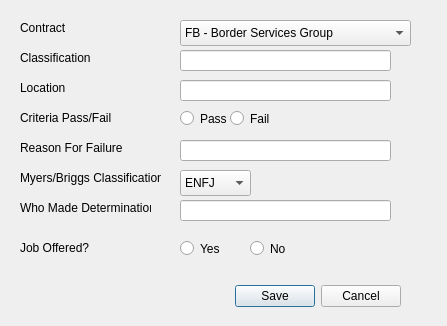
First picture: the form in applicationOutcome.ui, repository i-Technology/HR_Portal, before the edit.
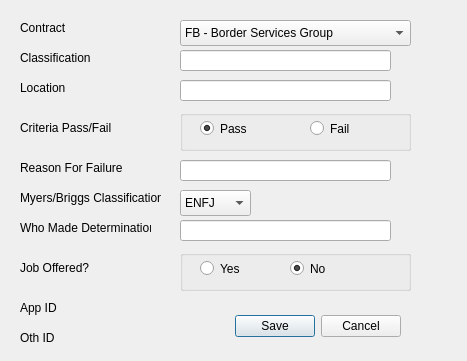
Second picture: the form after the edit.

```diff
--- a/applicationOutcome.ui
+++ b/applicationOutcome.ui
@@ -6,8 +6,8 @@
    <rect>
     <x>0</x>
     <y>0</y>
-    <width>447</width>
-    <height>326</height>
+    <width>467</width>
+    <height>361</height>
    </rect>
   </property>
   <property name="windowTitle">
@@ -17,7 +17,7 @@
    <property name="geometry">
     <rect>
      <x>100</x>
-     <y>280</y>
+     <y>310</y>
      <width>301</width>
      <height>32</height>
     </rect>
@@ -79,7 +79,7 @@
    <property name="geometry">
     <rect>
      <x>20</x>
-     <y>140</y>
+     <y>160</y>
      <width>111</width>
      <height>16</height>
     </rect>
@@ -92,7 +92,7 @@
    <property name="geometry">
     <rect>
      <x>20</x>
-     <y>170</y>
+     <y>190</y>
      <width>141</width>
      <height>16</height>
     </rect>
@@ -105,7 +105,7 @@
    <property name="geometry">
     <rect>
      <x>20</x>
-     <y>110</y>
+     <y>120</y>
      <width>111</width>
      <height>16</height>
     </rect>
@@ -146,7 +146,7 @@
    <property name="geometry">
     <rect>
      <x>180</x>
-     <y>140</y>
+     <y>160</y>
      <width>211</width>
      <height>21</height>
     </rect>
@@ -156,7 +156,7 @@
    <property name="geometry">
     <rect>
      <x>180</x>
-     <y>200</y>
+     <y>220</y>
      <width>211</width>
      <height>21</height>
     </rect>
@@ -166,7 +166,7 @@
    <property name="geometry">
     <rect>
      <x>20</x>
-     <y>200</y>
+     <y>220</y>
      <width>131</width>
      <height>16</height>
     </rect>
@@ -179,7 +179,7 @@
    <property name="geometry">
     <rect>
      <x>20</x>
-     <y>240</y>
+     <y>260</y>
      <width>111</width>
      <height>16</height>
     </rect>
@@ -188,43 +188,11 @@
     <string>Job Offered?</string>
    </property>
   </widget>
-  <widget class="QRadioButton" name="appOutcomeCriteriaPassButton">
+  <widget class="QComboBox" name="appOutcomeMyersBriggsComboBox">
    <property name="geometry">
     <rect>
      <x>180</x>
-     <y>110</y>
-     <width>82</width>
-     <height>17</height>
-    </rect>
-   </property>
-   <property name="text">
-    <string>Pass</string>
-   </property>
-   <attribute name="buttonGroup">
-    <string notr="true">CriteriaPassFailButtonGroup</string>
-   </attribute>
-  </widget>
-  <widget class="QRadioButton" name="appOutcomeCriteriaFailButton">
-   <property name="geometry">
-    <rect>
-     <x>230</x>
-     <y>110</y>
-     <width>82</width>
-     <height>17</height>
-    </rect>
-   </property>
-   <property name="text">
-    <string>Fail</string>
-   </property>
-   <attribute name="buttonGroup">
-    <string notr="true">CriteriaPassFailButtonGroup</string>
-   </attribute>
-  </widget>
-  <widget class="QComboBox" name="appOutcomeMyersBriggsComboBox_2">
-   <property name="geometry">
-    <rect>
-     <x>180</x>
-     <y>170</y>
+     <y>190</y>
      <width>71</width>
      <height>26</height>
     </rect>
@@ -310,33 +278,129 @@
     </property>
    </item>
   </widget>
-  <widget class="QRadioButton" name="appOutcomeJobOfferedYesradioButton">
+  <widget class="QGroupBox" name="groupBox">
    <property name="geometry">
     <rect>
      <x>180</x>
-     <y>240</y>
-     <width>82</width>
-     <height>17</height>
+     <y>110</y>
+     <width>231</width>
+     <height>41</height>
     </rect>
    </property>
+   <property name="title">
+    <string/>
+   </property>
+   <widget class="QRadioButton" name="appOutcomeCriteriaPassButton">
+    <property name="geometry">
+     <rect>
+      <x>20</x>
+      <y>10</y>
+      <width>82</width>
+      <height>17</height>
+     </rect>
+    </property>
+    <property name="text">
+     <string>Pass</string>
+    </property>
+    <property name="checked">
+     <bool>true</bool>
+    </property>
+    <attribute name="buttonGroup">
+     <string notr="true">CriteriaPassFailButtonGroup</string>
+    </attribute>
+   </widget>
+   <widget class="QRadioButton" name="appOutcomeCriteriaFailButton">
+    <property name="geometry">
+     <rect>
+      <x>130</x>
+      <y>10</y>
+      <width>82</width>
+      <height>17</height>
+     </rect>
+    </property>
+    <property name="text">
+     <string>Fail</string>
+    </property>
+    <attribute name="buttonGroup">
+     <string notr="true">CriteriaPassFailButtonGroup</string>
+    </attribute>
+   </widget>
+  </widget>
+  <widget class="QGroupBox" name="groupBox_2">
+   <property name="geometry">
+    <rect>
+     <x>180</x>
+     <y>250</y>
+     <width>231</width>
+     <height>41</height>
+    </rect>
+   </property>
+   <property name="title">
+    <string/>
+   </property>
+   <widget class="QRadioButton" name="appOutcomeJobOfferedYesradioButton">
+    <property name="geometry">
+     <rect>
+      <x>20</x>
+      <y>10</y>
+      <width>82</width>
+      <height>17</height>
+     </rect>
+    </property>
+    <property name="text">
+     <string>Yes</string>
+    </property>
+    <attribute name="buttonGroup">
+     <string notr="true">JobOfferedYesNoButtonGroup</string>
+    </attribute>
+   </widget>
+   <widget class="QRadioButton" name="appOutcomeJobOfferedNoradioButton">
+    <property name="geometry">
+     <rect>
+      <x>110</x>
+      <y>10</y>
+      <width>82</width>
+      <height>17</height>
+     </rect>
+    </property>
+    <property name="text">
+     <string>No</string>
+    </property>
+    <property name="checked">
+     <bool>true</bool>
+    </property>
+    <attribute name="buttonGroup">
+     <string notr="true">JobOfferedYesNoButtonGroup</string>
+    </attribute>
+   </widget>
+  </widget>
+  <widget class="QLabel" name="appOutAppLabel">
+   <property name="geometry">
+    <rect>
+     <x>20</x>
+     <y>300</y>
+     <width>161</width>
+     <height>16</height>
+    </rect>
+   </property>
    <property name="text">
-    <string>Yes</string>
+    <string>App ID</string>
    </property>
    <attribute name="buttonGroup">
     <string notr="true">JobOfferedYesNoButtonGroup</string>
    </attribute>
   </widget>
-  <widget class="QRadioButton" name="appOutcomeJobOfferedNoradioButton">
+  <widget class="QLabel" name="appOutOthLabel">
    <property name="geometry">
     <rect>
-     <x>250</x>
-     <y>240</y>
-     <width>82</width>
-     <height>17</height>
+     <x>20</x>
+     <y>330</y>
+     <width>161</width>
+     <height>16</height>
     </rect>
    </property>
    <property name="text">
-    <string>No</string>
+    <string>Oth ID</string>
    </property>
    <attribute name="buttonGroup">
     <string notr="true">JobOfferedYesNoButtonGroup</string>
```
Left out of the diff: 6 changed lines with no effect on the pictures.
